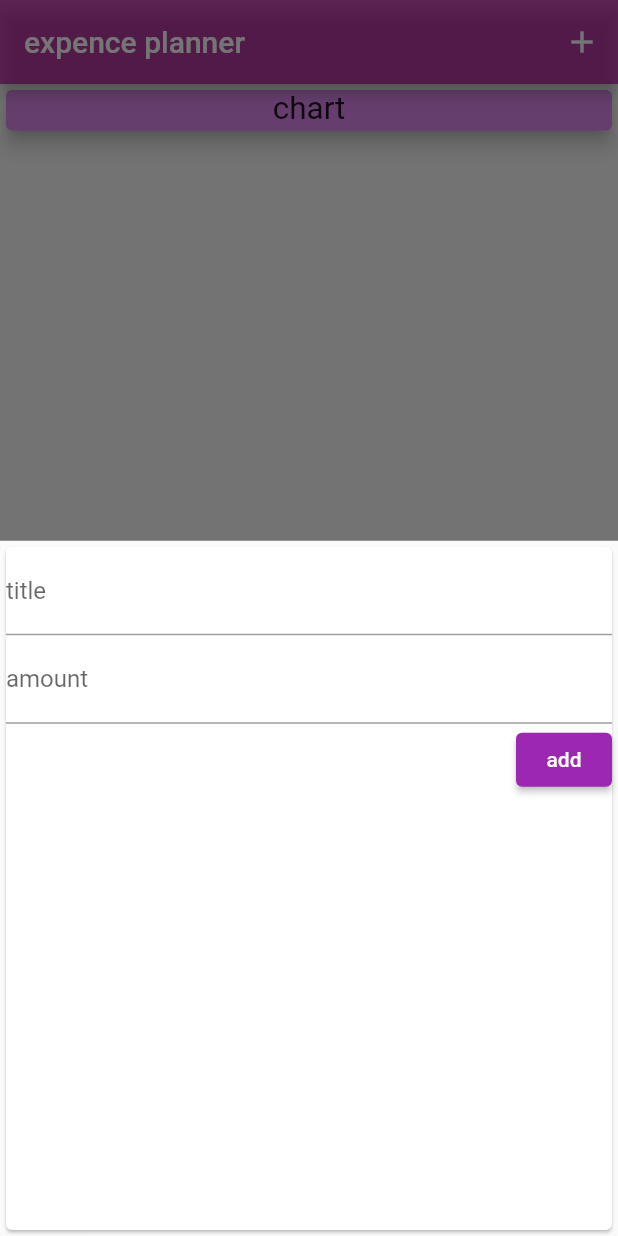
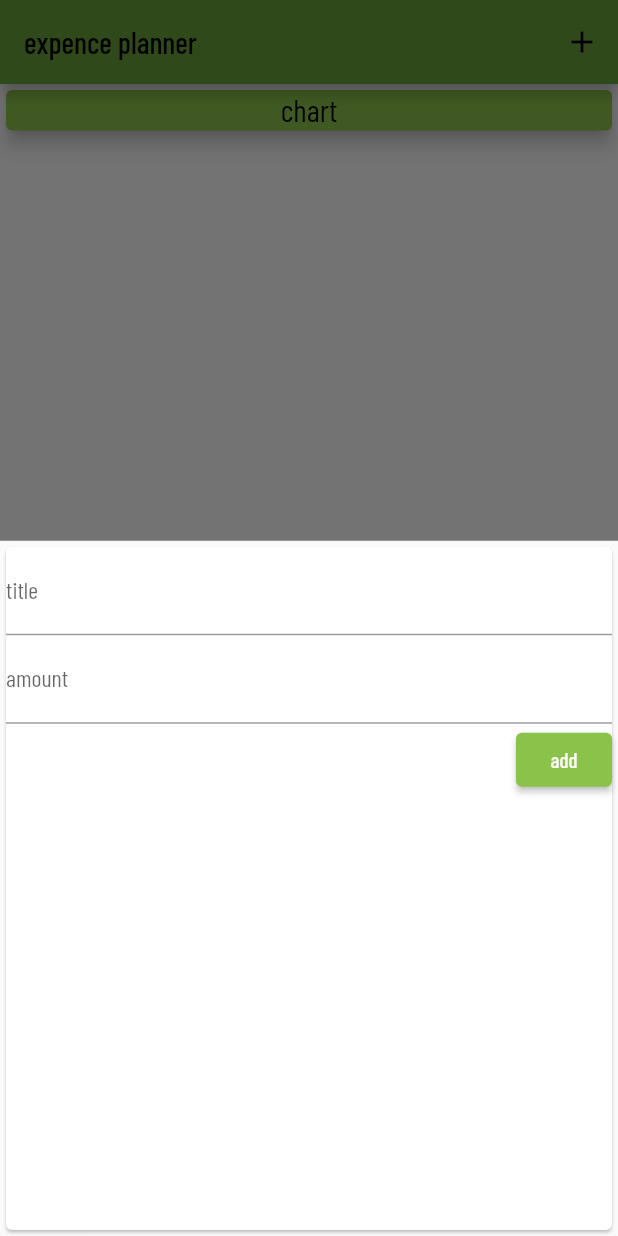
Before and after one commit to Moshated-flutter/expense_planner, a Flutter app: the screen it shows after launch, after a tap on the "add" icon, on a phone screen of 412 x 824 dp. Run offline on Flutter 3.47's test engine with Material 2 defaults, Android fonts, the phone set to English and light mode, and no system bars; our stand-ins replace google_fonts.

Commit message:
issues solved third commit

```diff
--- a/lib/main.dart
+++ b/lib/main.dart
@@ -1,8 +1,8 @@
 import 'package:expence_planner/widget/new_transactions.dart';
-
 import './widget/transactions_list.dart';
 import 'package:flutter/material.dart';
 import './models/transaction.dart';
+import 'package:google_fonts/google_fonts.dart';
 
 void main(List<String> args) {
   runApp(MyApp());
@@ -15,7 +15,12 @@ class MyApp extends StatelessWidget {
   Widget build(BuildContext context) {
     return MaterialApp(
       debugShowCheckedModeBanner: false,
-      title: 'expence planner',
+      title: 'expense planner',
+      theme: ThemeData(
+        textTheme:
+            GoogleFonts.barlowCondensedTextTheme(Theme.of(context).textTheme),
+        primarySwatch: Colors.lightGreen,
+      ),
       home: MyHomePage(),
     );
   }
@@ -60,7 +65,7 @@ class _MyHomePageState extends State<MyHomePage> {
     return Scaffold(
       appBar: AppBar(
         title: Text('expence planner'),
-        backgroundColor: Color.fromARGB(177, 174, 3, 148),
+        backgroundColor: Theme.of(context).primaryColorDark,
         actions: [
           IconButton(
             onPressed: () {
@@ -79,9 +84,10 @@ class _MyHomePageState extends State<MyHomePage> {
                   'chart',
                   textScaleFactor: 1.5,
                   textAlign: TextAlign.center,
+                  style: TextStyle(color: Colors.black),
                 ),
                 elevation: 5,
-                color: Color.fromARGB(255, 222, 135, 239),
+                color: Theme.of(context).primaryColor,
               ),
               width: double.infinity,
               height: 35,
@@ -96,7 +102,7 @@ class _MyHomePageState extends State<MyHomePage> {
         onPressed: () {
           _startAddNewTransaction(context);
         },
-        backgroundColor: Colors.purple,
+        backgroundColor: Theme.of(context).primaryColor,
         child: Icon(
           Icons.add,
         ),
--- a/lib/widget/new_transactions.dart
+++ b/lib/widget/new_transactions.dart
@@ -34,7 +34,10 @@ class _NewTransactionsState extends State<NewTransactions> {
         crossAxisAlignment: CrossAxisAlignment.end,
         children: [
           TextField(
-            decoration: InputDecoration(labelText: 'title'),
+            decoration: InputDecoration(
+              labelText: 'title',
+              iconColor: Theme.of(context).primaryColor,
+            ),
             controller: titlecon,
             onSubmitted: (_) => submitdata(),
           ),
@@ -46,7 +49,7 @@ class _NewTransactionsState extends State<NewTransactions> {
           ),
           ElevatedButton(
             style: ElevatedButton.styleFrom(
-              primary: Colors.purple,
+              primary: Theme.of(context).primaryColor,
             ),
             onPressed: submitdata,
             child: Text(
--- a/pubspec.yaml
+++ b/pubspec.yaml
@@ -31,6 +31,7 @@ dependencies:
     sdk: flutter
 
   intl: ^0.17.0
+  google_fonts: ^3.0.1
 
   # The following adds the Cupertino Icons font to your application.
   # Use with the CupertinoIcons class for iOS style icons.
```
Also changed, not shown: lib/widget/transactions_list.dart (+5 -5 lines), assets/fonts/OpenSans-Bold.ttf (added), assets/fonts/OpenSans-Regular.ttf (added), assets/fonts/Quicksand-Bold.ttf (added), assets/fonts/Quicksand-Light.ttf (added), assets/fonts/Quicksand-Medium.ttf (added), assets/fonts/Quicksand-Regular.ttf (added), pubspec.lock, 1 other file.
